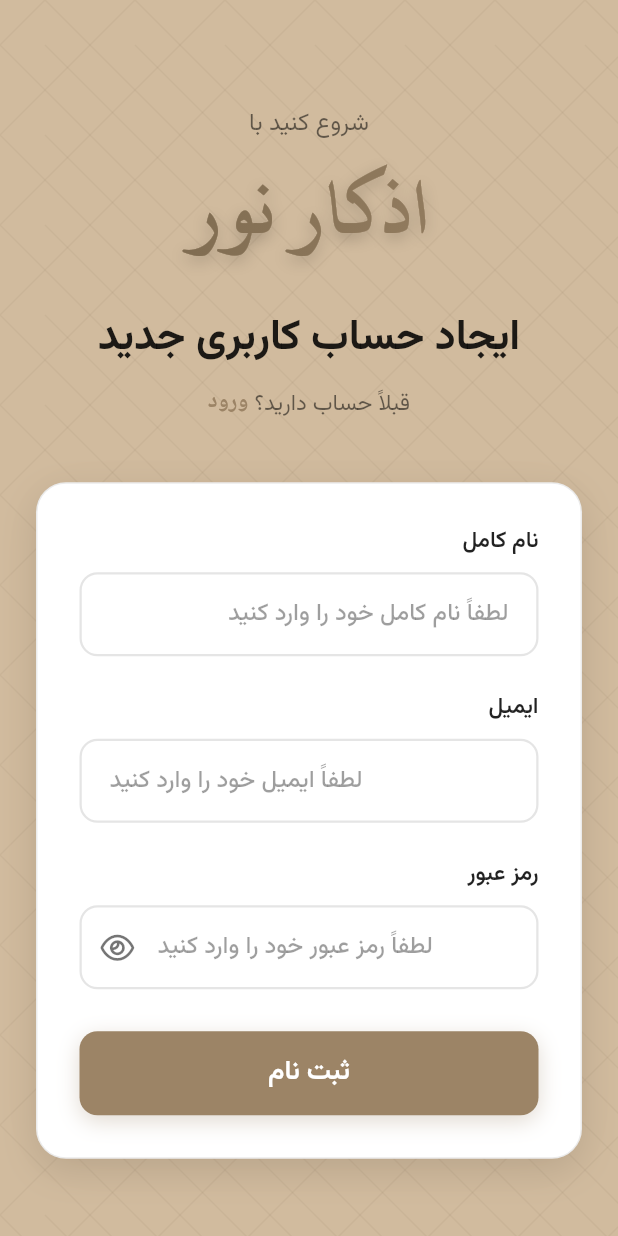
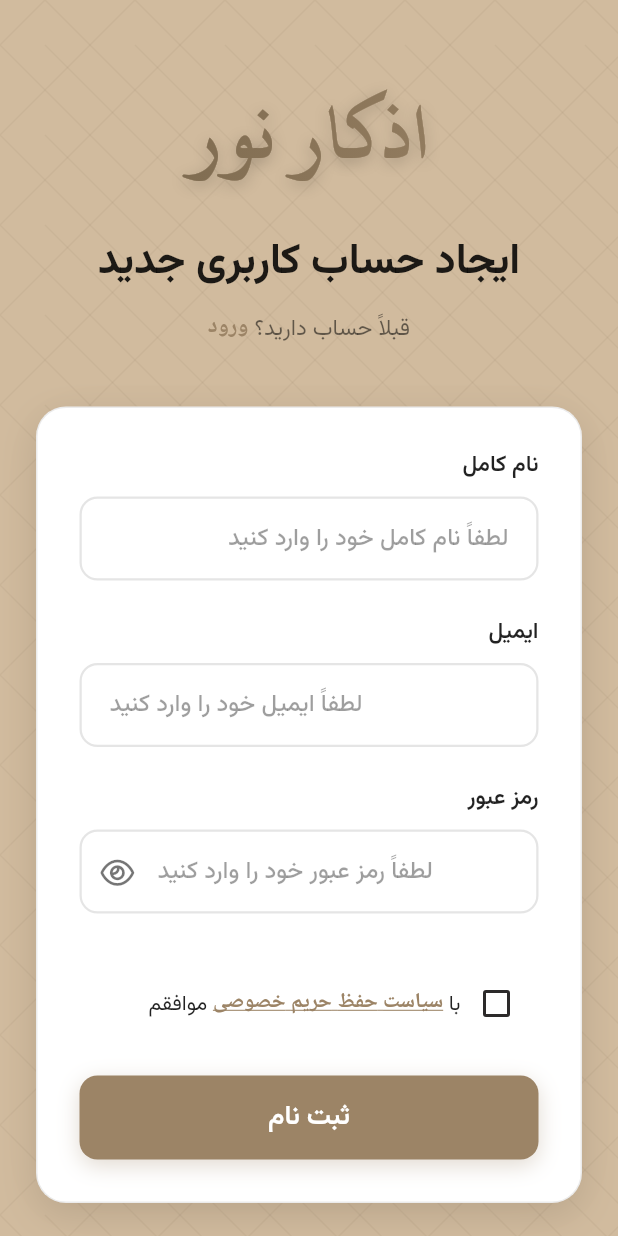
Before and after one commit to edrisranjbar/nour-adhkar, a Flutter app: the RegisterScreen screen opened directly, on a phone screen of 412 x 824 dp. Run offline on Flutter 3.47's test engine with Material 3 defaults, Android fonts, the phone set to English and light mode, and no system bars; our stand-ins replace font_awesome_flutter, shamsi_date, shared_preferences; accounts and stored records are empty.

Commit message:
feat: add PrivacyPolicyScreen and integrate privacy policy acceptance in RegisterScreen for enhanced user compliance

```diff
--- a/mobile_app/lib/screens/register_screen.dart
+++ b/mobile_app/lib/screens/register_screen.dart
@@ -1,16 +1,15 @@
 import 'package:flutter/material.dart';
+import 'package:flutter/gestures.dart';
 import 'package:font_awesome_flutter/font_awesome_flutter.dart';
 import 'dart:ui';
 import '../theme/app_theme.dart';
 import '../services/auth_service.dart';
+import 'privacy_policy_screen.dart';
 
 class RegisterScreen extends StatefulWidget {
   final VoidCallback? onRegisterSuccess;
 
-  const RegisterScreen({
-    super.key,
-    this.onRegisterSuccess,
-  });
+  const RegisterScreen({super.key, this.onRegisterSuccess});
 
   @override
   State<RegisterScreen> createState() => _RegisterScreenState();
@@ -21,10 +20,9 @@ class _RegisterScreenState extends State<RegisterScreen> {
   final _nameController = TextEditingController();
   final _emailController = TextEditingController();
   final _passwordController = TextEditingController();
-  final _passwordConfirmController = TextEditingController();
   bool _passwordVisible = false;
-  bool _passwordConfirmVisible = false;
   bool _isLoading = false;
+  bool _privacyAccepted = false;
   String? _errorMessage;
 
   @override
@@ -32,8 +30,13 @@ class _RegisterScreenState extends State<RegisterScreen> {
     _nameController.dispose();
     _emailController.dispose();
     _passwordController.dispose();
-    _passwordConfirmController.dispose();
     super.dispose();
+  }
+
+  void _showPrivacyPolicy() async {
+    await Navigator.of(context).push(
+      MaterialPageRoute(builder: (context) => const PrivacyPolicyScreen()),
+    );
   }
 
   void _togglePasswordVisibility() {
@@ -42,14 +45,16 @@ class _RegisterScreenState extends State<RegisterScreen> {
     });
   }
 
-  void _togglePasswordConfirmVisibility() {
-    setState(() {
-      _passwordConfirmVisible = !_passwordConfirmVisible;
-    });
+  Future<void> _handleRegister() async {
+    if (!_formKey.currentState!.validate()) {
+      return;
     }
 
-  Future<void> _handleRegister() async {
-    if (!_formKey.currentState!.validate()) {
+    if (!_privacyAccepted) {
+      setState(() {
+        _errorMessage =
+            'لطفاً ابتدا سیاست حفظ حریم خصوصی را مطالعه و قبول کنید';
+      });
       return;
     }
 
@@ -122,27 +127,11 @@ class _RegisterScreenState extends State<RegisterScreen> {
                     children: [
                       const SizedBox(height: 20),
                       // Header Text
-                      Text(
-                        'شروع کنید با',
-                        textAlign: TextAlign.center,
-                        textDirection: TextDirection.rtl,
-                        style: TextStyle(
-                          fontSize: 16,
-                          fontWeight: FontWeight.w400,
-                          color: isDark
-                              ? Colors.white.withOpacity(0.7)
-                              : Colors.black54,
-                          fontFamily: AppTheme.fontPrimary,
-                        ),
-                      ),
                       const SizedBox(height: 12),
                       // Logo Text
                       ShaderMask(
                         shaderCallback: (bounds) => LinearGradient(
-                          colors: [
-                            AppTheme.brandDark,
-                            AppTheme.brandPrimary,
-                          ],
+                          colors: [AppTheme.brandDark, AppTheme.brandPrimary],
                         ).createShader(bounds),
                         child: Text(
                           'اذکار نور',
@@ -393,7 +382,8 @@ class _RegisterScreenState extends State<RegisterScreen> {
                                   if (value == null || value.isEmpty) {
                                     return 'لطفاً ایمیل خود را وارد کنید';
                                   }
-                              if (!value.contains('@') || !value.contains('.')) {
+                                  if (!value.contains('@') ||
+                                      !value.contains('.')) {
                                     return 'لطفاً یک ایمیل معتبر وارد کنید';
                                   }
                                   return null;
@@ -490,10 +480,78 @@ class _RegisterScreenState extends State<RegisterScreen> {
                               ),
                               const SizedBox(height: 28),
 
+                              // Privacy Policy Agreement
+                              Container(
+                                padding: const EdgeInsets.symmetric(
+                                  horizontal: 4,
+                                  vertical: 8,
+                                ),
+                                child: Row(
+                                  children: [
+                                    Checkbox(
+                                      value: _privacyAccepted,
+                                      onChanged: (value) {
+                                        setState(() {
+                                          _privacyAccepted = value ?? false;
+                                        });
+                                      },
+                                      activeColor: AppTheme.brandPrimary,
+                                    ),
+                                    Expanded(
+                                      child: GestureDetector(
+                                        onTap: () {
+                                          setState(() {
+                                            _privacyAccepted =
+                                                !_privacyAccepted;
+                                          });
+                                        },
+                                        child: RichText(
+                                          textDirection: TextDirection.rtl,
+                                          text: TextSpan(
+                                            style: TextStyle(
+                                              fontSize: 14,
+                                              color: isDark
+                                                  ? Colors.white.withOpacity(
+                                                      0.9,
+                                                    )
+                                                  : Colors.black87,
+                                              fontFamily: AppTheme.fontPrimary,
+                                              fontWeight: FontWeight.w400,
+                                            ),
+                                            children: [
+                                              const TextSpan(text: 'با '),
+                                              TextSpan(
+                                                text: 'سیاست حفظ حریم خصوصی',
+                                                style: TextStyle(
+                                                  color: AppTheme.brandPrimary,
+                                                  fontWeight: FontWeight.w600,
+                                                  decoration:
+                                                      TextDecoration.underline,
+                                                ),
+                                                recognizer:
+                                                    TapGestureRecognizer()
+                                                      ..onTap =
+                                                          _showPrivacyPolicy,
+                                              ),
+                                              const TextSpan(text: ' موافقم'),
+                                            ],
+                                          ),
+                                        ),
+                                      ),
+                                    ),
+                                  ],
+                                ),
+                              ),
+
+                              const SizedBox(height: 16),
+
                               // Enhanced Error Message
                               if (_errorMessage != null)
                                 Container(
-                              padding: const EdgeInsets.symmetric(horizontal: 16, vertical: 14),
+                                  padding: const EdgeInsets.symmetric(
+                                    horizontal: 16,
+                                    vertical: 14,
+                                  ),
                                   margin: const EdgeInsets.only(bottom: 20),
                                   decoration: BoxDecoration(
                                     color: Colors.red.withOpacity(0.15),
@@ -536,14 +594,18 @@ class _RegisterScreenState extends State<RegisterScreen> {
                                   borderRadius: BorderRadius.circular(12),
                                   boxShadow: [
                                     BoxShadow(
-                                  color: AppTheme.brandPrimary.withOpacity(0.3),
+                                      color: AppTheme.brandPrimary.withOpacity(
+                                        0.3,
+                                      ),
                                       blurRadius: 12,
                                       offset: const Offset(0, 4),
                                     ),
                                   ],
                                 ),
                                 child: ElevatedButton(
-                              onPressed: _isLoading ? null : _handleRegister,
+                                  onPressed: _isLoading
+                                      ? null
+                                      : _handleRegister,
                                   style: ElevatedButton.styleFrom(
                                     backgroundColor: Colors.transparent,
                                     shadowColor: Colors.transparent,
@@ -559,7 +621,8 @@ class _RegisterScreenState extends State<RegisterScreen> {
                                           width: 22,
                                           child: CircularProgressIndicator(
                                             strokeWidth: 2.5,
-                                        valueColor: AlwaysStoppedAnimation<Color>(
+                                            valueColor:
+                                                AlwaysStoppedAnimation<Color>(
                                                   Colors.white,
                                                 ),
                                           ),
@@ -578,7 +641,6 @@ class _RegisterScreenState extends State<RegisterScreen> {
                           ),
                         ),
                       ),
-
                     ],
                   ),
                 ),
```
Also changed, not shown: mobile_app/lib/screens/privacy_policy_screen.dart (added, +461 -0 lines). Lines whose indentation alone changed are shown as unchanged.
